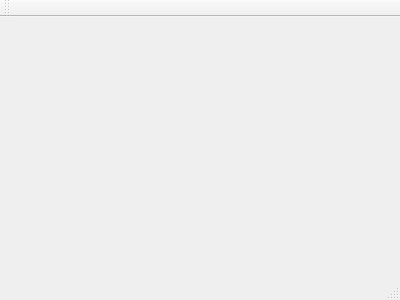
This is src/mainwindow.ui in ramajd/qPersianDatePicker as Qt 5 draws it before an edit. The edited form follows.
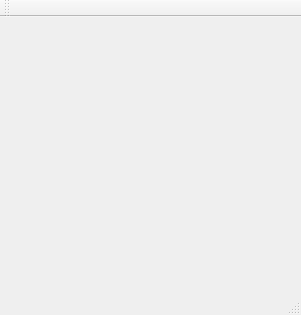
This is the edited form.

Diff of the .ui file:
```diff
--- a/src/mainwindow.ui
+++ b/src/mainwindow.ui
@@ -6,8 +6,8 @@
    <rect>
     <x>0</x>
     <y>0</y>
-    <width>400</width>
-    <height>300</height>
+    <width>301</width>
+    <height>315</height>
    </rect>
   </property>
   <property name="windowTitle">
```
Left out of the diff: 2 changed lines with no effect on the pictures.
